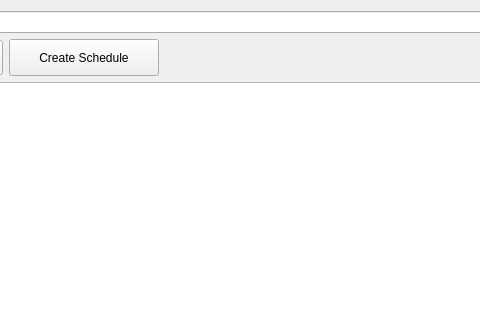
This is ui/planningView.ui in olk90/shift as Qt 5 draws it before an edit; both pictures show x 314 to 794 and y 0 to 320 of the 988 by 688 pixel window. The edited form follows.
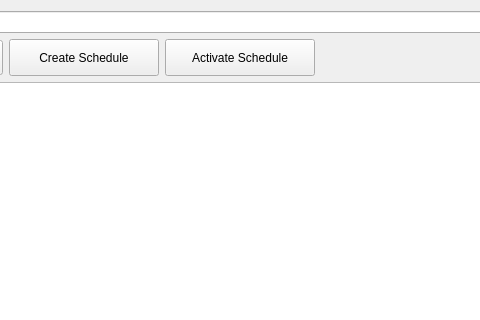
This is the edited form.

Commit message:
added activation flag to schedule
- renamed query functions in queries.py
- added toggle button to planning dialog

Patch:
```diff
--- a/ui/planningView.ui
+++ b/ui/planningView.ui
@@ -64,6 +64,25 @@
          </property>
         </widget>
        </item>
+       <item>
+        <widget class="QPushButton" name="activateButton">
+         <property name="minimumSize">
+          <size>
+           <width>150</width>
+           <height>37</height>
+          </size>
+         </property>
+         <property name="text">
+          <string>Activate Schedule</string>
+         </property>
+         <property name="checkable">
+          <bool>true</bool>
+         </property>
+         <property name="checked">
+          <bool>false</bool>
+         </property>
+        </widget>
+       </item>
        <item>
         <spacer name="horizontalSpacer">
          <property name="orientation">
```
The commit also changes 7 other files.
